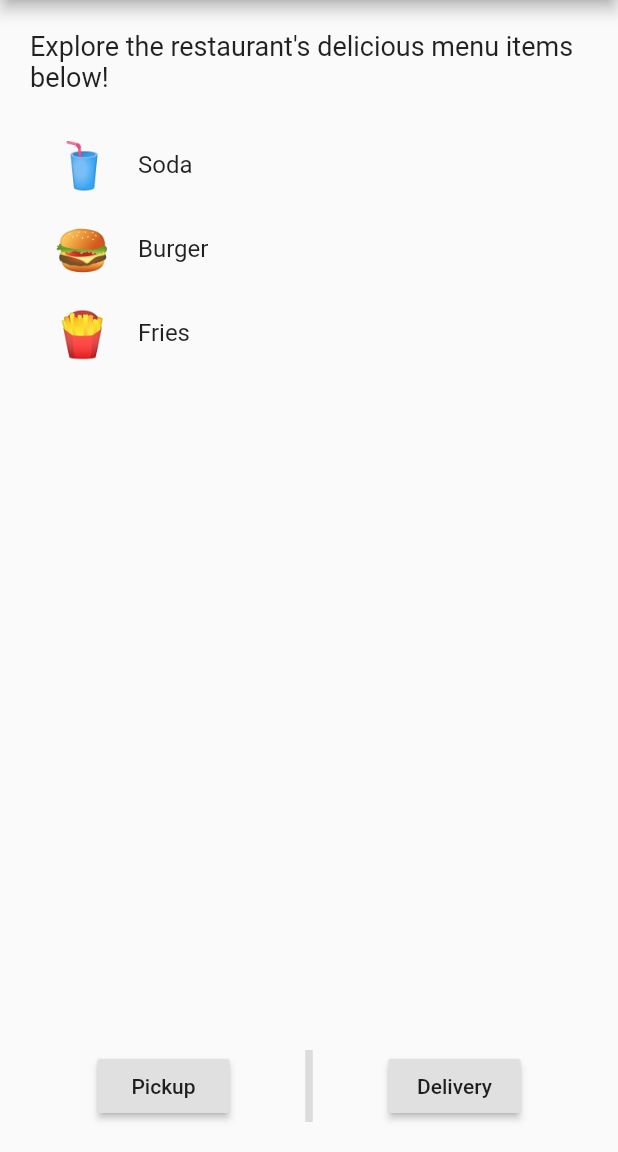
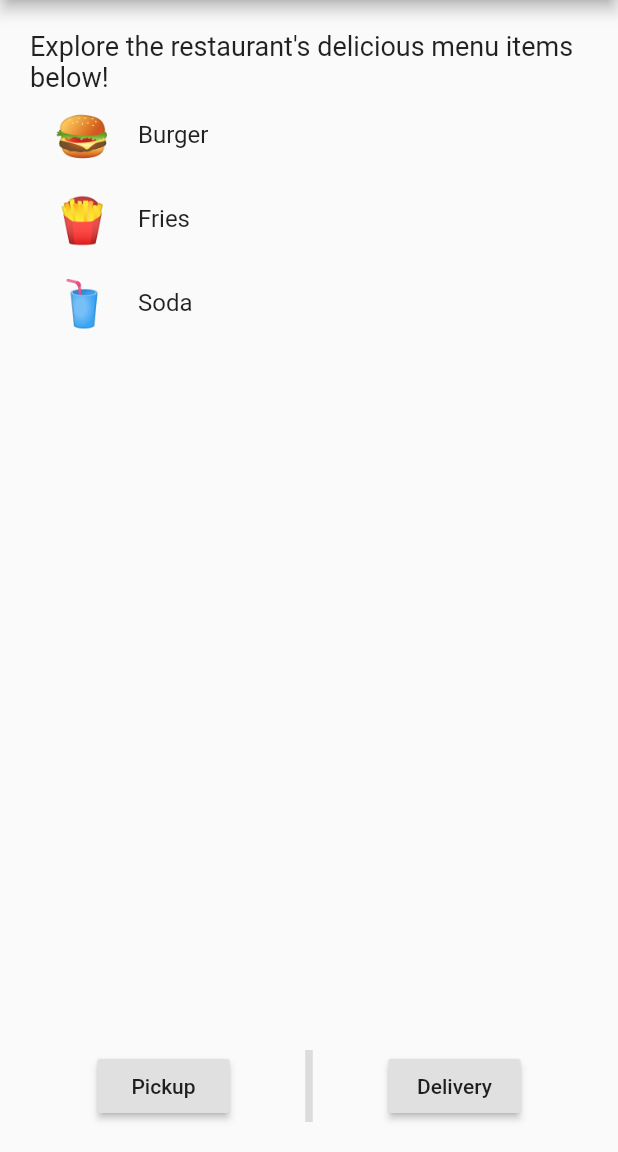
Before and after one commit to katisari/menu_sample_app, a Flutter app: the screen it shows after launch, on a phone screen of 412 x 824 dp, the part 84-1236 px from its top. Run offline on Flutter 3.47's test engine with Material 2 defaults, Android fonts, the phone set to English and light mode, and no system bars.

Commit message:
some changes

```diff
--- a/lib/main.dart
+++ b/lib/main.dart
@@ -34,8 +34,10 @@ class Menu extends StatelessWidget {
         body: Padding(
           padding: EdgeInsets.all(20),
           child: Column(children: [
-            // Replace the examples here
-            Example1(), Example2(), Example3(),
+            // Examples are put here!
+            Example1(),
+            Example2(),
+            Example3(),
           ]),
         ),
       ),
@@ -43,17 +45,13 @@ class Menu extends StatelessWidget {
   }
 }
 
+// Fixed Issue 1: Overflow Error, Wrap Text in Expanded
+// Cause: Text was unconsrained, leading it to go off screen
 class Example1 extends StatelessWidget {
   @override
   Widget build(BuildContext context) {
-    return Padding(
-      padding: EdgeInsets.only(
-        bottom: 20.0,
-      ),
-      child: Row(
+    return Row(
       children: [
-          // Issue 1: Overflow Error, Wrap Text in Expanded
-          // Text is unconsrained, leading it to go off screen
         Expanded(
           child: Text(
             'Explore the restaurant\'s delicious menu items below!',
@@ -63,26 +61,29 @@ class Example1 extends StatelessWidget {
           ),
         ),
       ],
-      ),
     );
   }
 }
 
+// Fixed Issue 2: RenderBox not laid out error
+// Cause : ListView was taking up infinity height so program couldn't determine its size
 class Example2 extends StatelessWidget {
   @override
   Widget build(BuildContext context) {
     return Expanded(
       child: ListView(
         children: [
-          MenuItem('🥤', 'Soda'),
           MenuItem('🍔', 'Burger'),
           MenuItem('🍟', 'Fries'),
+          MenuItem('🥤', 'Soda'),
         ],
       ),
     );
   }
 }
 
+// Fixed Issue 3: VerticalDivider not shown
+// Cause: Vertical Divider height was 0 because Row's height was unconstrained
 class Example3 extends StatelessWidget {
   @override
   Widget build(BuildContext context) {
```
Lines whose indentation alone changed are shown as unchanged.
